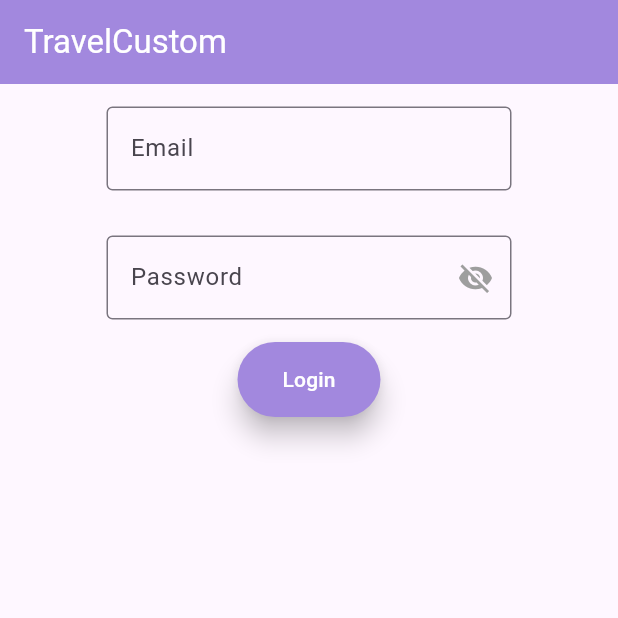
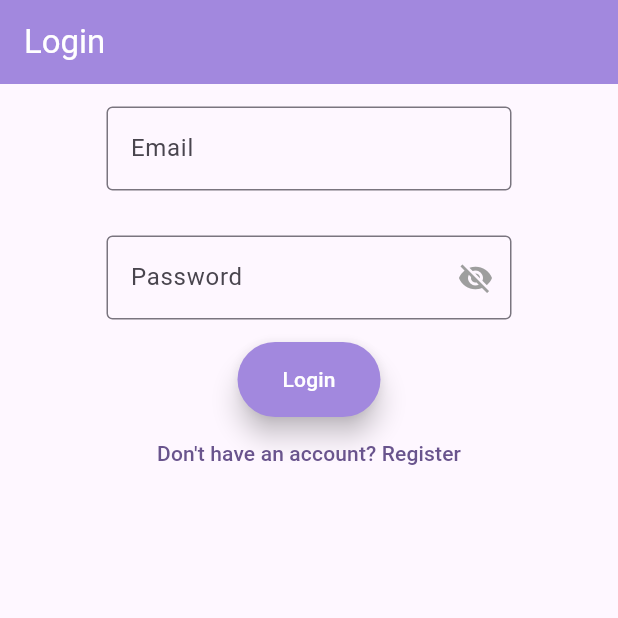
Before and after one commit to KaiC5504/TravelCustom, a Flutter app: the screen it shows after launch, on a phone screen of 412 x 824 dp, the top half of it. Run offline on Flutter 3.47's test engine with Material 3 defaults, Android fonts, the phone set to English and light mode, and no system bars; our stand-ins replace firebase_auth, firebase_core; accounts and stored records are empty.

Commit message:
R&L add Scaffold

```diff
--- a/lib/main.dart
+++ b/lib/main.dart
@@ -22,6 +22,10 @@
         useMaterial3: true,
       ),
       home: const HomePage(),
+      routes: {
+        '/login/': (context) => const LoginView(),
+        '/register/': (context) => const RegisterView(),
+      },
     );
   }
 }
@@ -31,28 +35,21 @@
 
   @override
   Widget build(BuildContext context) {
-    return Scaffold(
-      appBar: AppBar(
-        title:
-            const Text('TravelCustom', style: TextStyle(color: Colors.white)),
-        backgroundColor: const Color.fromARGB(255, 162, 136, 222),
-      ),
-      body: FutureBuilder(
+    return FutureBuilder(
       future: Firebase.initializeApp(
         options: DefaultFirebaseOptions.currentPlatform,
       ),
       builder: (context, snapshot) {
         switch (snapshot.connectionState) {
           case ConnectionState.done:
-              print(FirebaseAuth.instance.currentUser);
-              print('Email: ${FirebaseAuth.instance.currentUser?.email}');
-              print('UID: ${FirebaseAuth.instance.currentUser?.uid}');
+            // print(FirebaseAuth.instance.currentUser);
+            // print('Email: ${FirebaseAuth.instance.currentUser?.email}');
+            // print('UID: ${FirebaseAuth.instance.currentUser?.uid}');
             return const LoginView();
           default:
-              return Text('App is Loading...');
+            return const CircularProgressIndicator();
         }
       },
-      ),
     );
   }
 }
--- a/lib/views/login_view.dart
+++ b/lib/views/login_view.dart
@@ -28,7 +28,12 @@ class _LoginViewState extends State<LoginView> {
 
   @override
   Widget build(BuildContext context) {
-    return Column(
+    return Scaffold(
+      appBar: AppBar(
+        title: const Text('Login', style: TextStyle(color: Colors.white)),
+        backgroundColor: const Color.fromARGB(255, 162, 136, 222),
+      ),
+      body: Column(
         children: [
           //username textfield
           Center(
@@ -62,7 +67,7 @@ class _LoginViewState extends State<LoginView> {
                 print(userCredential);
               } on FirebaseAuthException catch (e) {
                 if (e.code == 'invalid-credential') {
-                print('Wrong emai or password');
+                  print('Wrong email or password');
                 }
               }
             },
@@ -74,7 +79,15 @@ class _LoginViewState extends State<LoginView> {
             ),
             child: const Text('Login', style: TextStyle(color: Colors.white)),
           ),
+          TextButton(
+            onPressed: () {
+              Navigator.of(context)
+                  .pushNamedAndRemoveUntil('/register/', (route) => false);
+            },
+            child: const Text("Don't have an account? Register"),
+          ),
         ],
+      ),
     );
   }
 }
--- a/lib/views/register_view.dart
+++ b/lib/views/register_view.dart
@@ -28,7 +28,12 @@ class _RegisterViewState extends State<RegisterView> {
 
   @override
   Widget build(BuildContext context) {
-    return Column(
+    return Scaffold(
+      appBar: AppBar(
+        title: const Text('Register', style: TextStyle(color: Colors.white)),
+        backgroundColor: const Color.fromARGB(255, 162, 136, 222),
+      ),
+      body: Column(
         children: [
           //username textfield
           Center(
@@ -77,9 +82,18 @@ class _RegisterViewState extends State<RegisterView> {
               elevation: 7,
               padding: const EdgeInsets.symmetric(horizontal: 30, vertical: 15),
             ),
-          child: const Text('Register', style: TextStyle(color: Colors.white)),
+            child:
+                const Text('Register', style: TextStyle(color: Colors.white)),
           ),
+          TextButton(
+            onPressed: () {
+              Navigator.of(context)
+                  .pushNamedAndRemoveUntil('/login/', (route) => false);
+            },
+            child: const Text('Already registered? Login'),
+          )
         ],
+      ),
     );
   }
 }
```
Lines whose indentation alone changed are shown as unchanged.
